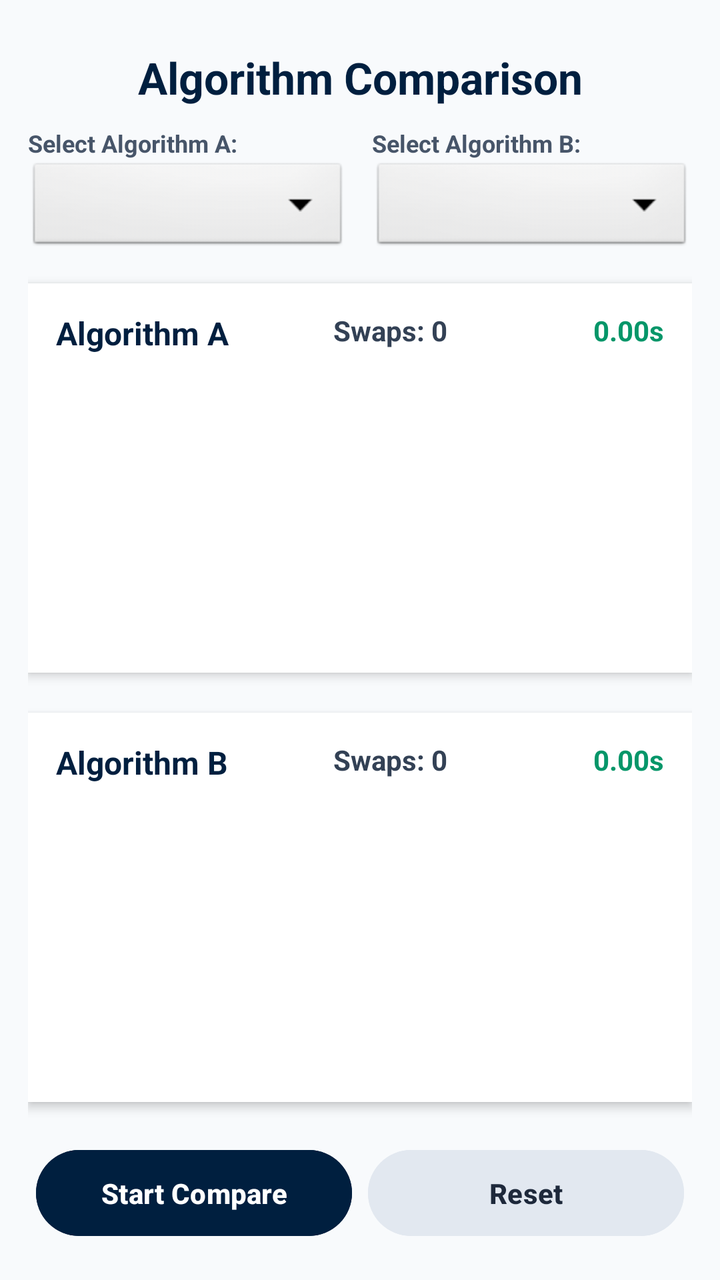
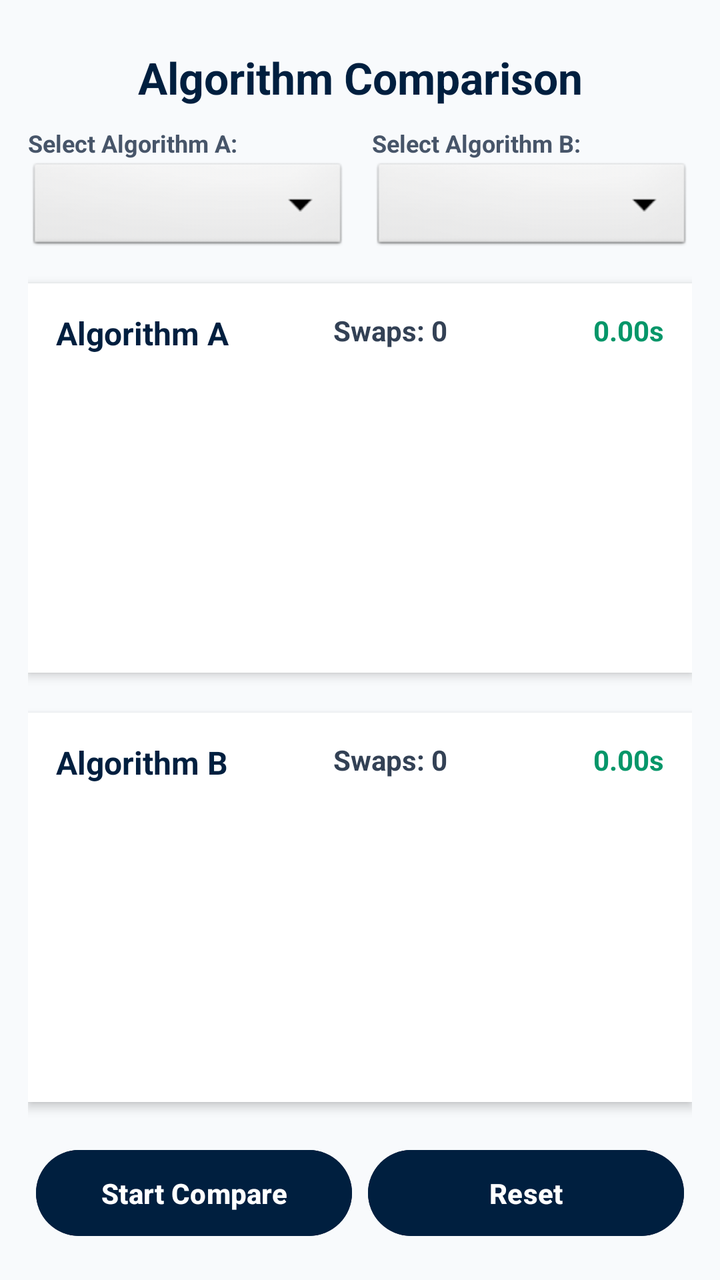

The first picture is an Android layout as it rendered before a commit; the second is the same layout after the commit. The layout source and the unified diff follow.
<!-- AndroidManifest.xml: application theme Theme.MeerabApp -->
<!-- res/layout/activity_comparison_screen.xml -->
<?xml version="1.0" encoding="utf-8"?>
<LinearLayout xmlns:android="http://schemas.android.com/apk/res/android"
    xmlns:tools="http://schemas.android.com/tools"
    android:layout_width="match_parent"
    android:layout_height="match_parent"
    android:orientation="vertical"
    android:background="#F8FAFC"
    android:padding="14dp"
    android:baselineAligned="false"
    tools:context=".ComparisonScreen">

    <TextView
        android:layout_width="match_parent"
        android:layout_height="wrap_content"
        android:text="Algorithm Comparison"
        android:textSize="22sp"
        android:textStyle="bold"
        android:textColor="#001F3F"
        android:gravity="center"
        android:layout_marginVertical="10dp"
        tools:ignore="HardcodedText" />

    <LinearLayout
        android:layout_width="match_parent"
        android:layout_height="wrap_content"
        android:orientation="horizontal"
        android:weightSum="2"
        android:layout_marginBottom="14dp"
        android:baselineAligned="false">

        <LinearLayout
            android:layout_width="0dp"
            android:layout_height="wrap_content"
            android:layout_weight="1"
            android:orientation="vertical"
            android:layout_marginEnd="6dp">
            <TextView
                android:layout_width="wrap_content"
                android:layout_height="wrap_content"
                android:text="Select Algorithm A:"
                android:textSize="12sp"
                android:textStyle="bold"
                android:textColor="#475569"
                tools:ignore="HardcodedText" />
            <Spinner
                android:id="@+id/spinnerAlgoA"
                android:layout_width="match_parent"
                android:layout_height="48dp"
                android:background="@android:drawable/btn_dropdown"
                android:contentDescription="Select First Algorithm" />
        </LinearLayout>

        <LinearLayout
            android:layout_width="0dp"
            android:layout_height="wrap_content"
            android:layout_weight="1"
            android:orientation="vertical"
            android:layout_marginStart="6dp">
            <TextView
                android:layout_width="wrap_content"
                android:layout_height="wrap_content"
                android:text="Select Algorithm B:"
                android:textSize="12sp"
                android:textStyle="bold"
                android:textColor="#475569"
                tools:ignore="HardcodedText" />
            <Spinner
                android:id="@+id/spinnerAlgoB"
                android:layout_width="match_parent"
                android:layout_height="48dp"
                android:background="@android:drawable/btn_dropdown"
                android:contentDescription="Select Second Algorithm" />
        </LinearLayout>
    </LinearLayout>

    <LinearLayout
        android:layout_width="match_parent"
        android:layout_height="0dp"
        android:layout_weight="1"
        android:orientation="vertical"
        android:background="@android:color/white"
        android:elevation="3dp"
        android:padding="14dp"
        android:layout_marginBottom="10dp"
        android:baselineAligned="false">

        <LinearLayout
            android:layout_width="match_parent"
            android:layout_height="wrap_content"
            android:orientation="horizontal"
            android:weightSum="3"
            android:layout_marginBottom="8dp"
            android:baselineAligned="false">
            <TextView
                android:id="@+id/lblAlgoA"
                android:layout_width="0dp"
                android:layout_height="wrap_content"
                android:layout_weight="1.2"
                android:text="Algorithm A"
                android:textStyle="bold"
                android:textColor="#001F3F"
                android:textSize="16sp"
                tools:ignore="HardcodedText" />
            <TextView
                android:id="@+id/txtSwapsA"
                android:layout_width="0dp"
                android:layout_height="wrap_content"
                android:layout_weight="0.9"
                android:text="Swaps: 0"
                android:gravity="center"
                android:textColor="#334155"
                android:textStyle="bold"
                tools:ignore="HardcodedText" />
            <TextView
                android:id="@+id/txtTimerA"
                android:layout_width="0dp"
                android:layout_height="wrap_content"
                android:layout_weight="0.9"
                android:text="0.00s"
                android:gravity="end"
                android:textColor="#059669"
                android:textStyle="bold"
                tools:ignore="HardcodedText" />
        </LinearLayout>

        <HorizontalScrollView
            android:layout_width="match_parent"
            android:layout_height="match_parent"
            android:scrollbars="none"
            android:contentDescription="Algorithm A Bars Container">
            <LinearLayout
                android:id="@+id/containerBarsA"
                android:layout_width="wrap_content"
                android:layout_height="wrap_content"
                android:layout_gravity="center_vertical"
                android:orientation="horizontal"/>
        </HorizontalScrollView>
    </LinearLayout>

    <LinearLayout
        android:layout_width="match_parent"
        android:layout_height="0dp"
        android:layout_weight="1"
        android:orientation="vertical"
        android:background="@android:color/white"
        android:elevation="3dp"
        android:padding="14dp"
        android:layout_marginTop="10dp"
        android:layout_marginBottom="16dp"
        android:baselineAligned="false">

        <LinearLayout
            android:layout_width="match_parent"
            android:layout_height="wrap_content"
            android:orientation="horizontal"
            android:weightSum="3"
            android:layout_marginBottom="8dp"
            android:baselineAligned="false">
            <TextView
                android:id="@+id/lblAlgoB"
                android:layout_width="0dp"
                android:layout_height="wrap_content"
                android:layout_weight="1.2"
                android:text="Algorithm B"
                android:textStyle="bold"
                android:textColor="#001F3F"
                android:textSize="16sp"
                tools:ignore="HardcodedText" />
            <TextView
                android:id="@+id/txtSwapsB"
                android:layout_width="0dp"
                android:layout_height="wrap_content"
                android:layout_weight="0.9"
                android:text="Swaps: 0"
                android:gravity="center"
                android:textColor="#334155"
                android:textStyle="bold"
                tools:ignore="HardcodedText" />
            <TextView
                android:id="@+id/txtTimerB"
                android:layout_width="0dp"
                android:layout_height="wrap_content"
                android:layout_weight="0.9"
                android:text="0.00s"
                android:gravity="end"
                android:textColor="#059669"
                android:textStyle="bold"
                tools:ignore="HardcodedText" />
        </LinearLayout>

        <HorizontalScrollView
            android:layout_width="match_parent"
            android:layout_height="match_parent"
            android:scrollbars="none"
            android:contentDescription="Algorithm B Bars Container">
            <LinearLayout
                android:id="@+id/containerBarsB"
                android:layout_width="wrap_content"
                android:layout_height="wrap_content"
                android:layout_gravity="center_vertical"
                android:orientation="horizontal"/>
        </HorizontalScrollView>
    </LinearLayout>

    <LinearLayout
        android:layout_width="match_parent"
        android:layout_height="wrap_content"
        android:orientation="horizontal"
        android:weightSum="2"
        android:baselineAligned="false">
        <Button
            android:id="@+id/btnStartCompare"
            android:layout_width="0dp"
            android:layout_height="wrap_content"
            android:layout_weight="1"
            android:text="Start Compare"
            android:layout_margin="4dp"
            android:padding="12dp"
            android:textStyle="bold"
            android:backgroundTint="#001F3F"
            tools:ignore="HardcodedText" />
        <Button
            android:id="@+id/btnResetCompare"
            android:layout_width="0dp"
            android:layout_height="wrap_content"
            android:layout_weight="1"
            android:text="Reset"
            android:layout_margin="4dp"
            android:padding="12dp"
            android:textStyle="bold"
            android:textColor="#1E293B"
            android:backgroundTint="#E2E8F0"
            tools:ignore="HardcodedText" />
    </LinearLayout>

</LinearLayout>
<!-- resources referenced by this layout -->
<resources>
  <style name="Theme.MeerabApp" parent="Theme.Material3.DayNight.NoActionBar">
          <item name="colorPrimary">#001F3F</item>
          <item name="android:statusBarColor">#001F3F</item>
      </style>
</resources>

<!-- the commit's change to res/layout/activity_comparison_screen.xml (unified diff, before → after) -->
@@ -228,8 +228,8 @@
             android:layout_margin="4dp"
             android:padding="12dp"
             android:textStyle="bold"
-            android:textColor="#1E293B"
-            android:backgroundTint="#E2E8F0"
+            android:textColor="#FFFFFF"
+            android:backgroundTint="#001F3F"
             tools:ignore="HardcodedText" />
     </LinearLayout>
 
